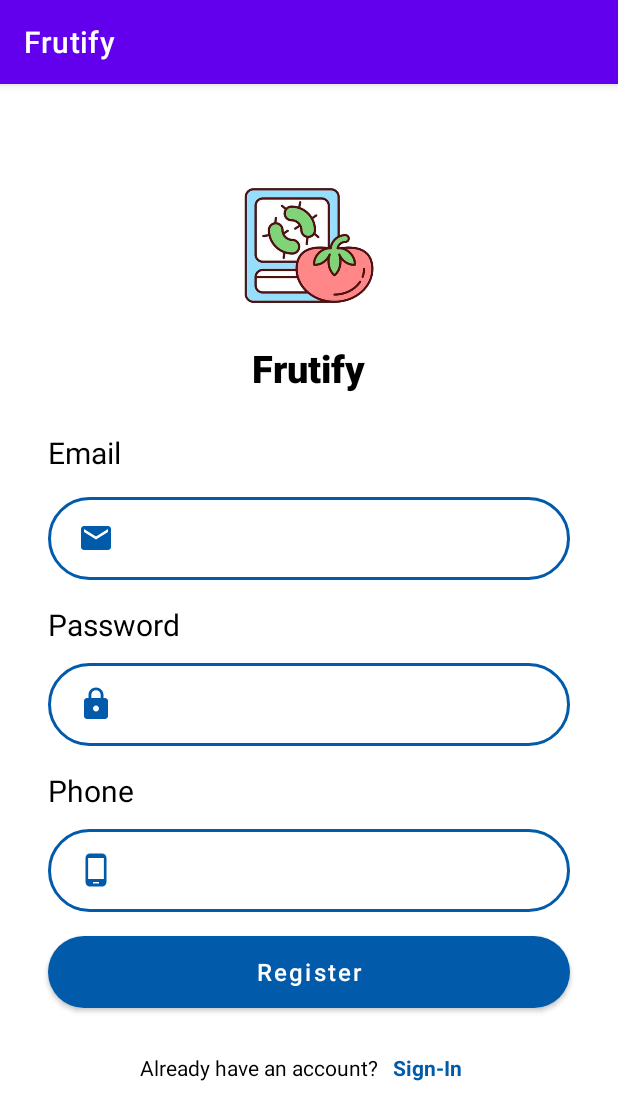
After one commit to C23-PR521-Bangkit/capstone-frutify, an Android app: the RegisterActivity screen opened directly, with no data from a screen before it, on a phone screen of 412 x 824 dp. The commit adds this screen. Shown: the top 1120 px of the screen. Run offline under Robolectric (Android 15) with nearby library versions, the phone set to English and light mode, and no system bars.

Commit message:
menambahkan layout auth

```diff
--- a/app/build.gradle
+++ b/app/build.gradle
@@ -41,6 +41,8 @@ dependencies {
     implementation 'androidx.appcompat:appcompat:1.6.1'
     implementation 'com.google.android.material:material:1.9.0'
     implementation 'androidx.constraintlayout:constraintlayout:2.1.4'
+    implementation 'androidx.navigation:navigation-fragment-ktx:2.5.3'
+    implementation 'androidx.navigation:navigation-ui-ktx:2.5.3'
     testImplementation 'junit:junit:4.13.2'
     androidTestImplementation 'androidx.test.ext:junit:1.1.5'
     androidTestImplementation 'androidx.test.espresso:espresso-core:3.5.1'
--- a/app/src/main/AndroidManifest.xml
+++ b/app/src/main/AndroidManifest.xml
@@ -11,6 +11,12 @@
         android:supportsRtl="true"
         android:theme="@style/Theme.Frutify"
         tools:targetApi="31">
+        <activity
+            android:name=".ui.dashboard.auth.register.RegisterActivity"
+            android:exported="false" />
+        <activity
+            android:name=".ui.dashboard.auth.login.LoginActivity"
+            android:exported="false" />
         <activity
             android:name=".ui.dashboard.splashscreen.SplashScreenActivity"
             android:exported="true"
--- /dev/null
+++ b/app/src/main/java/com/example/frutify/ui/dashboard/auth/register/RegisterActivity.kt
@@ -0,0 +1,12 @@
+package com.example.frutify.ui.dashboard.auth.register
+
+import androidx.appcompat.app.AppCompatActivity
+import android.os.Bundle
+import com.example.frutify.R
+
+class RegisterActivity : AppCompatActivity() {
+    override fun onCreate(savedInstanceState: Bundle?) {
+        super.onCreate(savedInstanceState)
+        setContentView(R.layout.activity_register)
+    }
+}
--- /dev/null
+++ b/app/src/main/res/drawable/baseline_email_24.xml
@@ -0,0 +1,5 @@
+<vector android:height="24dp" android:tint="#015AAA"
+    android:viewportHeight="24" android:viewportWidth="24"
+    android:width="24dp" xmlns:android="http://schemas.android.com/apk/res/android">
+    <path android:fillColor="@android:color/white" android:pathData="M20,4L4,4c-1.1,0 -1.99,0.9 -1.99,2L2,18c0,1.1 0.9,2 2,2h16c1.1,0 2,-0.9 2,-2L22,6c0,-1.1 -0.9,-2 -2,-2zM20,8l-8,5 -8,-5L4,6l8,5 8,-5v2z"/>
+</vector>
--- /dev/null
+++ b/app/src/main/res/drawable/baseline_lock_24.xml
@@ -0,0 +1,5 @@
+<vector android:height="24dp" android:tint="#015AAA"
+    android:viewportHeight="24" android:viewportWidth="24"
+    android:width="24dp" xmlns:android="http://schemas.android.com/apk/res/android">
+    <path android:fillColor="@android:color/white" android:pathData="M18,8h-1L17,6c0,-2.76 -2.24,-5 -5,-5S7,3.24 7,6v2L6,8c-1.1,0 -2,0.9 -2,2v10c0,1.1 0.9,2 2,2h12c1.1,0 2,-0.9 2,-2L20,10c0,-1.1 -0.9,-2 -2,-2zM12,17c-1.1,0 -2,-0.9 -2,-2s0.9,-2 2,-2 2,0.9 2,2 -0.9,2 -2,2zM15.1,8L8.9,8L8.9,6c0,-1.71 1.39,-3.1 3.1,-3.1 1.71,0 3.1,1.39 3.1,3.1v2z"/>
+</vector>
--- /dev/null
+++ b/app/src/main/res/drawable/baseline_phone_android_24.xml
@@ -0,0 +1,5 @@
+<vector android:height="24dp" android:tint="#015AAA"
+    android:viewportHeight="24" android:viewportWidth="24"
+    android:width="24dp" xmlns:android="http://schemas.android.com/apk/res/android">
+    <path android:fillColor="@android:color/white" android:pathData="M16,1L8,1C6.34,1 5,2.34 5,4v16c0,1.66 1.34,3 3,3h8c1.66,0 3,-1.34 3,-3L19,4c0,-1.66 -1.34,-3 -3,-3zM14,21h-4v-1h4v1zM17.25,18L6.75,18L6.75,4h10.5v14z"/>
+</vector>
--- /dev/null
+++ b/app/src/main/res/drawable/et_input.xml
@@ -0,0 +1,9 @@
+<?xml version="1.0" encoding="utf-8"?>
+<shape xmlns:android="http://schemas.android.com/apk/res/android"
+    android:shape="rectangle">
+    <solid android:color="@color/white" />
+    <stroke
+        android:width="2dp"
+        android:color="@color/primary_blue" />
+    <corners android:radius="100dp" />
+</shape>
--- a/app/src/main/res/layout/activity_edit.xml
+++ b/app/src/main/res/layout/activity_edit.xml
@@ -156,11 +156,10 @@
     <Button
         android:layout_width="match_parent"
         android:layout_height="wrap_content"
-        android:text="save"
+        android:text="@string/save"
         android:textSize="20sp"
         android:layout_marginStart="20dp"
         android:layout_marginTop="20dp"
         android:layout_marginEnd="20dp"
-        android:background="@drawable/rounded"
         android:backgroundTint="@color/primary_blue" />
 </LinearLayout>
--- /dev/null
+++ b/app/src/main/res/layout/activity_register.xml
@@ -0,0 +1,175 @@
+<?xml version="1.0" encoding="utf-8"?>
+<androidx.constraintlayout.widget.ConstraintLayout xmlns:android="http://schemas.android.com/apk/res/android"
+    xmlns:app="http://schemas.android.com/apk/res-auto"
+    xmlns:tools="http://schemas.android.com/tools"
+    android:layout_width="match_parent"
+    android:layout_height="match_parent"
+    tools:context=".ui.dashboard.auth.login.LoginActivity">
+
+    <RelativeLayout
+        android:id="@+id/container"
+        android:layout_width="match_parent"
+        android:layout_height="wrap_content"
+        android:orientation="vertical"
+        app:layout_constraintEnd_toEndOf="parent"
+        app:layout_constraintStart_toStartOf="parent"
+        app:layout_constraintTop_toTopOf="parent">
+
+
+        <ImageView
+            android:id="@+id/imageView"
+            android:layout_width="150dp"
+            android:layout_height="150dp"
+            android:layout_alignParentTop="true"
+            android:layout_centerHorizontal="true"
+            android:layout_marginTop="42dp"
+            android:layout_marginBottom="20dp"
+            android:src="@drawable/frutifylogo" />
+
+        <TextView
+            android:id="@+id/label_appName"
+            android:layout_width="wrap_content"
+            android:layout_height="wrap_content"
+            android:layout_below="@id/imageView"
+            android:layout_centerHorizontal="true"
+            android:layout_marginTop="-40dp"
+            android:fontFamily="sans-serif-black"
+            android:text="@string/app_name"
+            android:textColor="@color/black"
+            android:textSize="25sp" />
+
+    </RelativeLayout>
+
+    <TextView
+        android:id="@+id/label_login"
+        android:layout_width="wrap_content"
+        android:layout_height="wrap_content"
+        android:layout_marginStart="32dp"
+        android:layout_marginTop="20dp"
+        android:text="@string/email"
+        android:textColor="@color/black"
+        android:textSize="20sp"
+        android:transitionName="auth"
+        app:layout_constraintStart_toStartOf="parent"
+        app:layout_constraintTop_toBottomOf="@+id/container" />
+
+    <EditText
+        android:id="@+id/ed_email"
+        android:layout_width="match_parent"
+        android:layout_height="wrap_content"
+        android:layout_marginHorizontal="32dp"
+        android:layout_marginTop="16dp"
+        android:background="@drawable/et_input"
+        android:drawableStart="@drawable/baseline_email_24"
+        android:inputType="textEmailAddress"
+        android:paddingHorizontal="20dp"
+        android:paddingVertical="15dp"
+        android:transitionName="email"
+        app:layout_constraintEnd_toEndOf="parent"
+        app:layout_constraintStart_toStartOf="parent"
+        app:layout_constraintTop_toBottomOf="@+id/label_login" />
+
+    <TextView
+        android:id="@+id/label_password"
+        android:layout_width="wrap_content"
+        android:layout_height="wrap_content"
+        android:layout_marginStart="32dp"
+        android:layout_marginTop="16dp"
+        android:text="@string/password"
+        android:textColor="@color/black"
+        android:textSize="20sp"
+        android:transitionName="auth"
+        app:layout_constraintStart_toStartOf="parent"
+        app:layout_constraintTop_toBottomOf="@+id/ed_email" />
+
+    <EditText
+        android:id="@+id/ed_password"
+        android:layout_width="match_parent"
+        android:layout_height="wrap_content"
+        android:layout_marginHorizontal="32dp"
+        android:layout_marginTop="12dp"
+        android:background="@drawable/et_input"
+        android:drawableStart="@drawable/baseline_lock_24"
+        android:inputType="textPassword"
+        android:paddingHorizontal="20dp"
+        android:paddingVertical="15dp"
+        android:transitionName="email"
+        app:layout_constraintEnd_toEndOf="parent"
+        app:layout_constraintStart_toStartOf="parent"
+        app:layout_constraintTop_toBottomOf="@+id/label_password" />
+
+    <TextView
+        android:id="@+id/label_phone"
+        android:layout_width="wrap_content"
+        android:layout_height="wrap_content"
+        android:layout_marginStart="32dp"
+        android:layout_marginTop="16dp"
+        android:text="@string/phone"
+        android:textColor="@color/black"
+        android:textSize="20sp"
+        android:transitionName="auth"
+        app:layout_constraintStart_toStartOf="parent"
+        app:layout_constraintTop_toBottomOf="@+id/ed_password" />
+
+    <EditText
+        android:id="@+id/ed_phone"
+        android:layout_width="match_parent"
+        android:layout_height="wrap_content"
+        android:layout_marginHorizontal="32dp"
+        android:layout_marginTop="12dp"
+        android:background="@drawable/et_input"
+        android:drawableStart="@drawable/baseline_phone_android_24"
+        android:inputType="number"
+        android:paddingHorizontal="20dp"
+        android:paddingVertical="15dp"
+        android:transitionName="email"
+        app:layout_constraintEnd_toEndOf="parent"
+        app:layout_constraintStart_toStartOf="parent"
+        app:layout_constraintTop_toBottomOf="@+id/label_phone" />
+
+    <Button
+        android:id="@+id/btn_login"
+        android:layout_width="match_parent"
+        android:layout_height="wrap_content"
+        android:layout_marginHorizontal="32dp"
+        android:layout_marginTop="16dp"
+        android:background="@drawable/rounded"
+        android:text="@string/register"
+        android:textAllCaps="false"
+        android:textSize="16sp"
+        android:transitionName="action"
+        app:backgroundTint="@null"
+        app:layout_constraintEnd_toEndOf="parent"
+        app:layout_constraintStart_toStartOf="parent"
+        app:layout_constraintTop_toBottomOf="@+id/ed_phone" />
+
+    <LinearLayout
+        android:id="@+id/container_misc"
+        android:layout_width="match_parent"
+        android:layout_height="wrap_content"
+        android:layout_marginTop="20dp"
+        android:gravity="center_horizontal"
+        android:transitionName="misc"
+        app:layout_constraintEnd_toEndOf="parent"
+        app:layout_constraintStart_toStartOf="parent"
+        app:layout_constraintTop_toBottomOf="@+id/btn_login">
+
+        <TextView
+            android:id="@+id/label_register"
+            android:layout_width="wrap_content"
+            android:layout_height="wrap_content"
+            android:text="@string/const_text_auth_question_register"
+            android:textColor="@color/black" />
+
+        <TextView
+            android:id="@+id/btn_register"
+            android:layout_width="wrap_content"
+            android:layout_height="wrap_content"
+            android:padding="10dp"
+            android:text="@string/login"
+            android:textColor="@color/primary_blue"
+            android:textStyle="bold" />
+    </LinearLayout>
+
+
+</androidx.constraintlayout.widget.ConstraintLayout>
--- a/app/src/main/res/layout/activity_splash_screen.xml
+++ b/app/src/main/res/layout/activity_splash_screen.xml
@@ -8,7 +8,7 @@
     android:background="@color/secondary_blue">
 
     <ImageView
-        android:id="@+id/imageView"
+        android:id="@+id/iv_logo"
         android:layout_width="300sp"
         android:layout_height="300sp"
         android:layout_marginTop="180dp"
--- /dev/null
+++ b/app/src/main/res/values-land/dimens.xml
@@ -0,0 +1,3 @@
+<resources>
+      <dimen name="fab_margin">48dp</dimen>
+   </resources>
--- /dev/null
+++ b/app/src/main/res/values-w1240dp/dimens.xml
@@ -0,0 +1,3 @@
+<resources>
+      <dimen name="fab_margin">200dp</dimen>
+   </resources>
--- /dev/null
+++ b/app/src/main/res/values-w600dp/dimens.xml
@@ -0,0 +1,3 @@
+<resources>
+      <dimen name="fab_margin">48dp</dimen>
+   </resources>
--- /dev/null
+++ b/app/src/main/res/values/dimens.xml
@@ -0,0 +1,3 @@
+<resources>
+      <dimen name="fab_margin">16dp</dimen>
+   </resources>
--- a/app/src/main/res/values/strings.xml
+++ b/app/src/main/res/values/strings.xml
@@ -25,4 +25,18 @@
     <string name="content_descrption_btn_gallery">pick image from gallery</string>
     <string name="content_description_btn_shutter_camera">take a photo</string>
     <string name="content_description_btn_switch_camera">rotate camera</string>
+    <string name="login">Sign-In</string>
+    <string name="enter_email">entry your email</string>
+    <string name="password">Password</string>
+    <string name="const_text_auth_question_login">don\'t have an account?</string>
+    <string name="register">Register</string>
+    <!-- Strings used for fragments for navigation -->
+    <string name="first_fragment_label">First Fragment</string>
+    <string name="second_fragment_label">Second Fragment</string>
+    <string name="next">Next</string>
+    <string name="previous">Previous</string>
+
+    <string name="hello_first_fragment">Hello first fragment</string>
+    <string name="hello_second_fragment">Hello second fragment. Arg: %1$s</string>
+    <string name="const_text_auth_question_register">Already have an account?</string>
 </resources>
--- a/app/src/main/res/values/themes.xml
+++ b/app/src/main/res/values/themes.xml
@@ -13,4 +13,10 @@
         <item name="android:statusBarColor">?attr/colorPrimaryVariant</item>
         <!-- Customize your theme here. -->
     </style>
+    <style name="Theme.Frutify.NoActionBar">
+        <item name="windowActionBar">false</item>
+        <item name="windowNoTitle">true</item>
+    </style>
+    <style name="Theme.Frutify.AppBarOverlay" parent="ThemeOverlay.AppCompat.Dark.ActionBar" />
+    <style name="Theme.Frutify.PopupOverlay" parent="ThemeOverlay.AppCompat.Light" />
 </resources>
```
Also changed, not shown: app/src/main/java/com/example/frutify/ui/dashboard/auth/login/LoginActivity.kt (added, +12 -0 lines), app/src/main/res/layout/activity_login.xml (added, +146 -0 lines).
